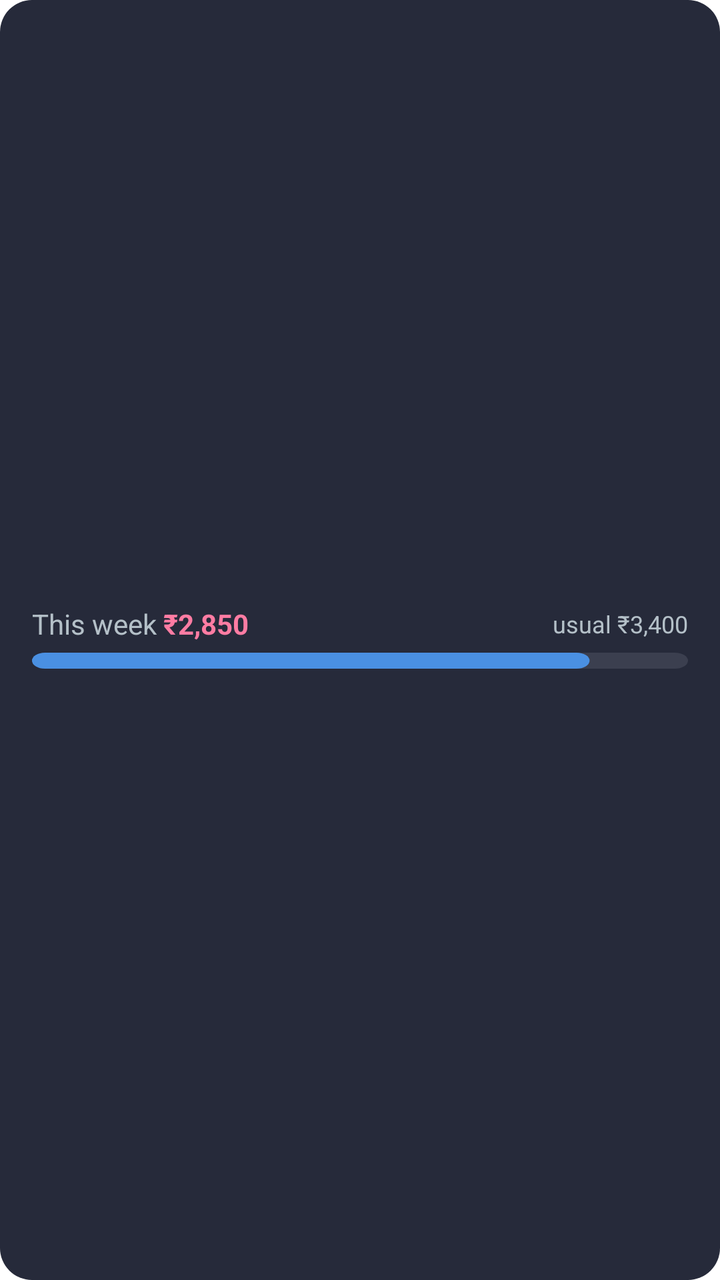
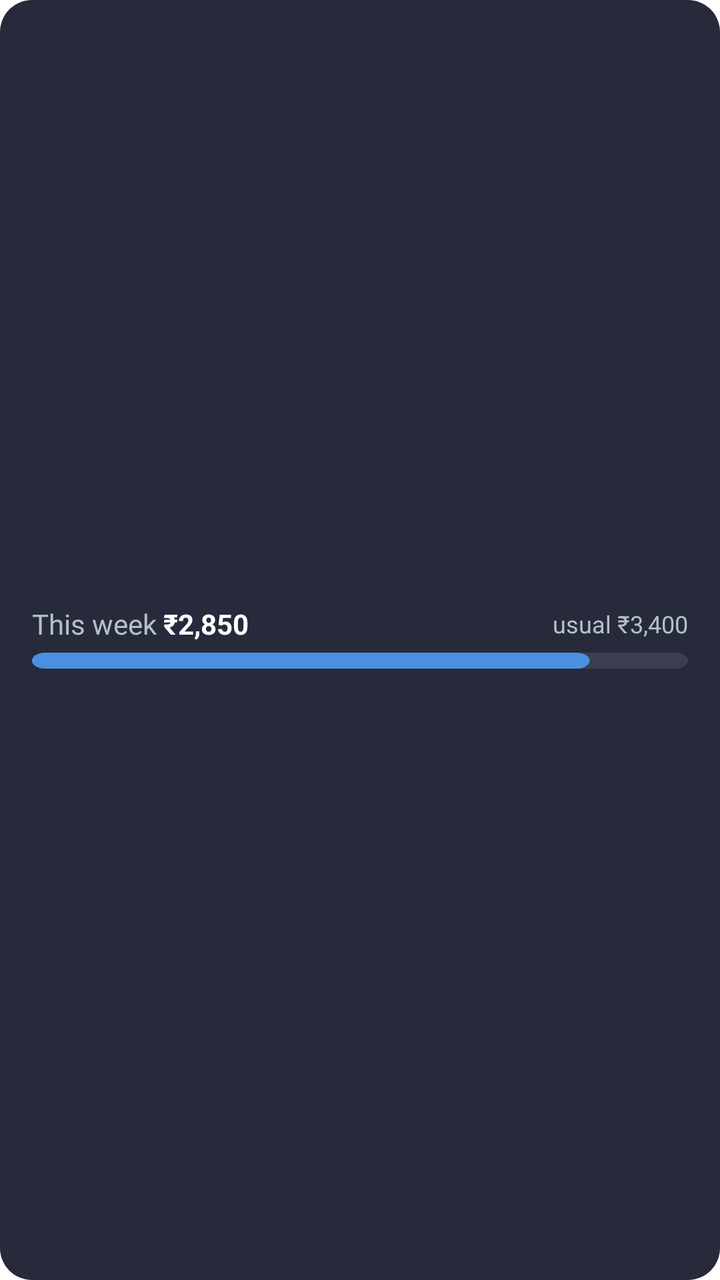

Before-and-after screenshots of an Android layout around one commit, followed by the original layout XML and the change that was made.
<!-- AndroidManifest.xml: fallback theme Theme.MaterialComponents.DayNight.NoActionBar -->
<!-- res/layout/home_widget_week_compact_preview.xml -->
<?xml version="1.0" encoding="utf-8"?>
<FrameLayout xmlns:android="http://schemas.android.com/apk/res/android"
    android:layout_width="match_parent"
    android:layout_height="match_parent">

    <ImageView
        android:layout_width="match_parent"
        android:layout_height="match_parent"
        android:importantForAccessibility="no"
        android:scaleType="fitXY"
        android:src="@drawable/budget_widget_bg"
        android:tint="#262A3A" />

    <LinearLayout
        android:layout_width="match_parent"
        android:layout_height="match_parent"
        android:gravity="center_vertical"
        android:orientation="vertical"
        android:paddingHorizontal="16dp"
        android:paddingVertical="4dp">

        <LinearLayout
            android:layout_width="match_parent"
            android:layout_height="wrap_content"
            android:gravity="center_vertical"
            android:orientation="horizontal">

            <TextView
                android:layout_width="wrap_content"
                android:layout_height="wrap_content"
                android:maxLines="1"
                android:text="This week "
                android:textColor="#B4C0C8"
                android:textSize="14sp" />

            <TextView
                android:layout_width="0dp"
                android:layout_height="wrap_content"
                android:layout_weight="1"
                android:maxLines="1"
                android:text="₹2,850"
                android:textColor="#FF7CA3"
                android:textSize="14sp"
                android:textStyle="bold" />

            <TextView
                android:layout_width="wrap_content"
                android:layout_height="wrap_content"
                android:layout_marginStart="8dp"
                android:maxLines="1"
                android:text="usual ₹3,400"
                android:textColor="#B4C0C8"
                android:textSize="12sp" />
        </LinearLayout>

        <ImageView
            android:layout_width="match_parent"
            android:layout_height="14dp"
            android:layout_marginTop="2dp"
            android:importantForAccessibility="no"
            android:scaleType="fitXY"
            android:src="@drawable/widget_preview_week_bar" />
    </LinearLayout>
</FrameLayout>
<!-- resources referenced by this layout -->
<resources>
  <!-- drawable budget_widget_bg (drawable) -->
  <?xml version="1.0" encoding="utf-8"?>
  <shape xmlns:android="http://schemas.android.com/apk/res/android"
      android:shape="rectangle">
      <solid android:color="#FFFFFF" />
      <corners android:radius="16dp" />
  </shape>
  <!-- drawable widget_preview_week_bar (drawable) -->
  <?xml version="1.0" encoding="utf-8"?>
  <vector xmlns:android="http://schemas.android.com/apk/res/android"
      android:width="200dp"
      android:height="14dp"
      android:viewportWidth="200"
      android:viewportHeight="14">
      <path
          android:fillColor="#3B3F4F"
          android:pathData="M4,3h192a4,4 0,0 1,0 8h-192a4,4 0,0 1,0 -8z" />
      <path
          android:fillColor="#4A90E2"
          android:pathData="M4,3h162a4,4 0,0 1,0 8h-162a4,4 0,0 1,0 -8z" />
  </vector>
</resources>

<!-- the commit's change to res/layout/home_widget_week_compact_preview.xml (unified diff, before → after) -->
@@ -39,7 +39,7 @@
                 android:layout_weight="1"
                 android:maxLines="1"
                 android:text="₹2,850"
-                android:textColor="#FF7CA3"
+                android:textColor="#FFFFFF"
                 android:textSize="14sp"
                 android:textStyle="bold" />
 
